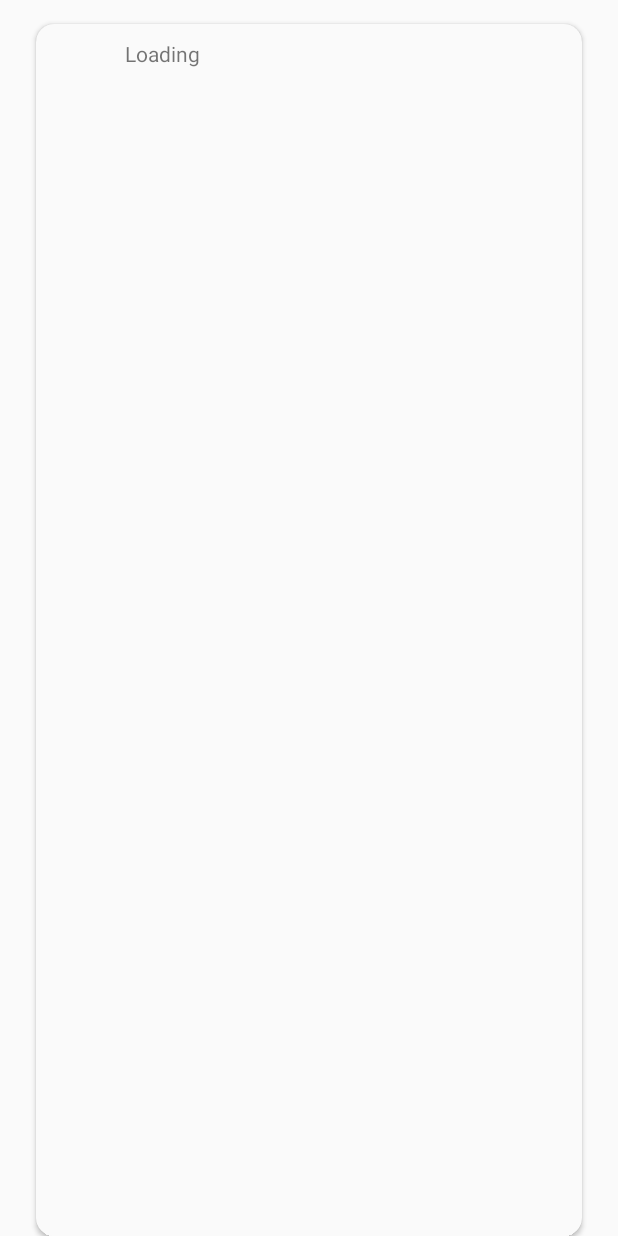
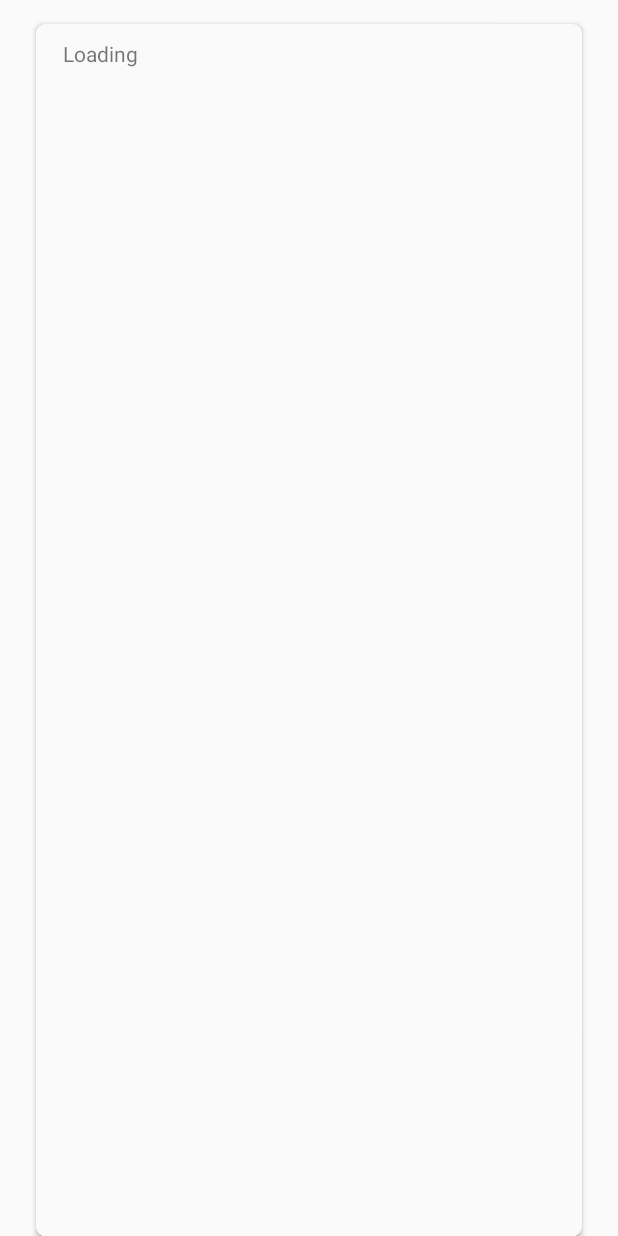
Before and after one commit to WangHexie/YunNote, an Android app: the layout card_view.xml on its own in the app's theme, with its tools: preview values and no code run, on a phone screen of 412 x 824 dp. Run offline under Robolectric (Android 15) with nearby library versions, the phone set to English and light mode, and no system bars.

Commit message:
update UI

```diff
--- a/client/MobileApp/app/build.gradle
+++ b/client/MobileApp/app/build.gradle
@@ -33,7 +33,7 @@ dependencies {
     implementation files('libs/okio-1.14.1.jar')
     implementation files('libs/json-simple-1.1.1.jar')
     implementation 'com.android.support:cardview-v7:26.1.0'
-    compile 'com.yalantis:phoenix:1.2.3'
+    implementation 'com.yalantis:phoenix:1.2.3'
 
 
 
--- a/client/MobileApp/app/src/main/res/layout/card_view.xml
+++ b/client/MobileApp/app/src/main/res/layout/card_view.xml
@@ -27,7 +27,7 @@ tools:layout_editor_absoluteY="65dp">
     android:layout_height="wrap_content">
 
     <TextView
-        android:layout_width="246dp"
+        android:layout_width="0dp"
         android:layout_height="wrap_content"
         android:layout_marginBottom="8dp"
         android:layout_marginEnd="16dp"
--- a/client/MobileApp/app/src/main/res/values/dimens.xml
+++ b/client/MobileApp/app/src/main/res/values/dimens.xml
@@ -5,5 +5,5 @@
     <dimen name="nav_header_vertical_spacing">8dp</dimen>
     <dimen name="nav_header_height">176dp</dimen>
     <dimen name="fab_margin">16dp</dimen>
-    <dimen name="cornerRadius">12dp</dimen>
+    <dimen name="cornerRadius">6dp</dimen>
 </resources>
```
